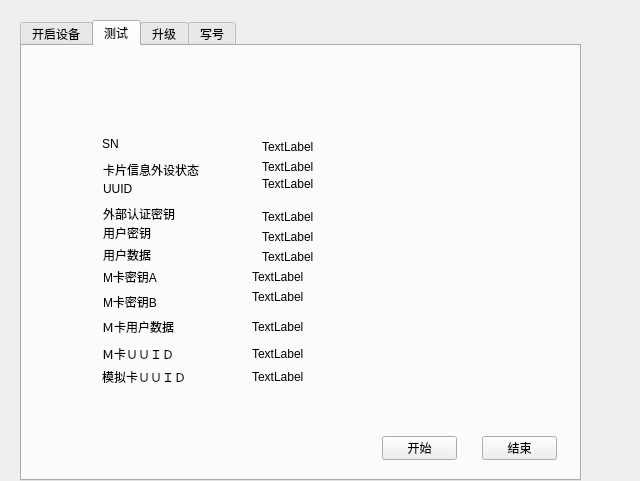
Qt form UI/_00login.ui (dissor/can-tool-for-a520) before a commit.
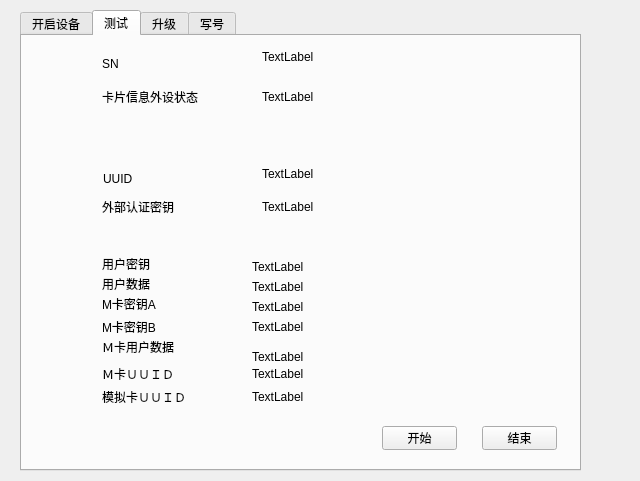
The same form after that commit. The open tabs and pages were chosen to show the change.

What changed in the file:
```diff
--- a/UI/_00login.ui
+++ b/UI/_00login.ui
@@ -17,7 +17,7 @@
    <property name="geometry">
     <rect>
      <x>20</x>
-     <y>20</y>
+     <y>10</y>
      <width>561</width>
      <height>461</height>
     </rect>
@@ -271,7 +271,7 @@
      <property name="geometry">
       <rect>
        <x>80</x>
-       <y>320</y>
+       <y>350</y>
        <width>111</width>
        <height>21</height>
       </rect>
@@ -284,7 +284,7 @@
      <property name="geometry">
       <rect>
        <x>80</x>
-       <y>270</y>
+       <y>300</y>
        <width>91</width>
        <height>21</height>
       </rect>
@@ -296,8 +296,8 @@
     <widget class="QLabel" name="label_2">
      <property name="geometry">
       <rect>
-       <x>81</x>
-       <y>113</y>
+       <x>80</x>
+       <y>50</y>
        <width>131</width>
        <height>21</height>
       </rect>
@@ -309,8 +309,8 @@
     <widget class="QLabel" name="label_4">
      <property name="geometry">
       <rect>
-       <x>81</x>
-       <y>157</y>
+       <x>80</x>
+       <y>160</y>
        <width>91</width>
        <height>21</height>
       </rect>
@@ -322,8 +322,8 @@
     <widget class="QLabel" name="label_7">
      <property name="geometry">
       <rect>
-       <x>81</x>
-       <y>223</y>
+       <x>80</x>
+       <y>260</y>
        <width>101</width>
        <height>16</height>
       </rect>
@@ -335,8 +335,8 @@
     <widget class="QLabel" name="label_5">
      <property name="geometry">
       <rect>
-       <x>81</x>
-       <y>179</y>
+       <x>80</x>
+       <y>220</y>
        <width>53</width>
        <height>16</height>
       </rect>
@@ -348,8 +348,8 @@
     <widget class="QLabel" name="label_6">
      <property name="geometry">
       <rect>
-       <x>81</x>
-       <y>201</y>
+       <x>80</x>
+       <y>240</y>
        <width>53</width>
        <height>16</height>
       </rect>
@@ -374,8 +374,8 @@
     <widget class="QLabel" name="label_8">
      <property name="geometry">
       <rect>
-       <x>81</x>
-       <y>245</y>
+       <x>80</x>
+       <y>280</y>
        <width>81</width>
        <height>21</height>
       </rect>
@@ -388,7 +388,7 @@
      <property name="geometry">
       <rect>
        <x>80</x>
-       <y>300</y>
+       <y>330</y>
        <width>91</width>
        <height>16</height>
       </rect>
@@ -401,7 +401,7 @@
      <property name="geometry">
       <rect>
        <x>80</x>
-       <y>90</y>
+       <y>20</y>
        <width>17</width>
        <height>16</height>
       </rect>
@@ -414,7 +414,7 @@
      <property name="geometry">
       <rect>
        <x>240</x>
-       <y>90</y>
+       <y>10</y>
        <width>141</width>
        <height>21</height>
       </rect>
@@ -427,7 +427,7 @@
      <property name="geometry">
       <rect>
        <x>240</x>
-       <y>110</y>
+       <y>50</y>
        <width>171</width>
        <height>21</height>
       </rect>
@@ -465,8 +465,8 @@
     <widget class="QLabel" name="lb_usrkey">
      <property name="geometry">
       <rect>
-       <x>240</x>
-       <y>180</y>
+       <x>230</x>
+       <y>220</y>
        <width>211</width>
        <height>21</height>
       </rect>
@@ -478,8 +478,8 @@
     <widget class="QLabel" name="lb_usrdata">
      <property name="geometry">
       <rect>
-       <x>240</x>
-       <y>200</y>
+       <x>230</x>
+       <y>240</y>
        <width>201</width>
        <height>21</height>
       </rect>
@@ -492,7 +492,7 @@
      <property name="geometry">
       <rect>
        <x>230</x>
-       <y>220</y>
+       <y>260</y>
        <width>191</width>
        <height>21</height>
       </rect>
@@ -505,7 +505,7 @@
      <property name="geometry">
       <rect>
        <x>230</x>
-       <y>240</y>
+       <y>280</y>
        <width>191</width>
        <height>21</height>
       </rect>
@@ -518,7 +518,7 @@
      <property name="geometry">
       <rect>
        <x>230</x>
-       <y>270</y>
+       <y>310</y>
        <width>231</width>
        <height>21</height>
       </rect>
@@ -531,7 +531,7 @@
      <property name="geometry">
       <rect>
        <x>230</x>
-       <y>300</y>
+       <y>330</y>
        <width>211</width>
        <height>16</height>
       </rect>
@@ -544,7 +544,7 @@
      <property name="geometry">
       <rect>
        <x>230</x>
-       <y>320</y>
+       <y>350</y>
        <width>211</width>
        <height>21</height>
       </rect>
```
Left out of the diff: 2 changed lines with no effect on the pictures.
